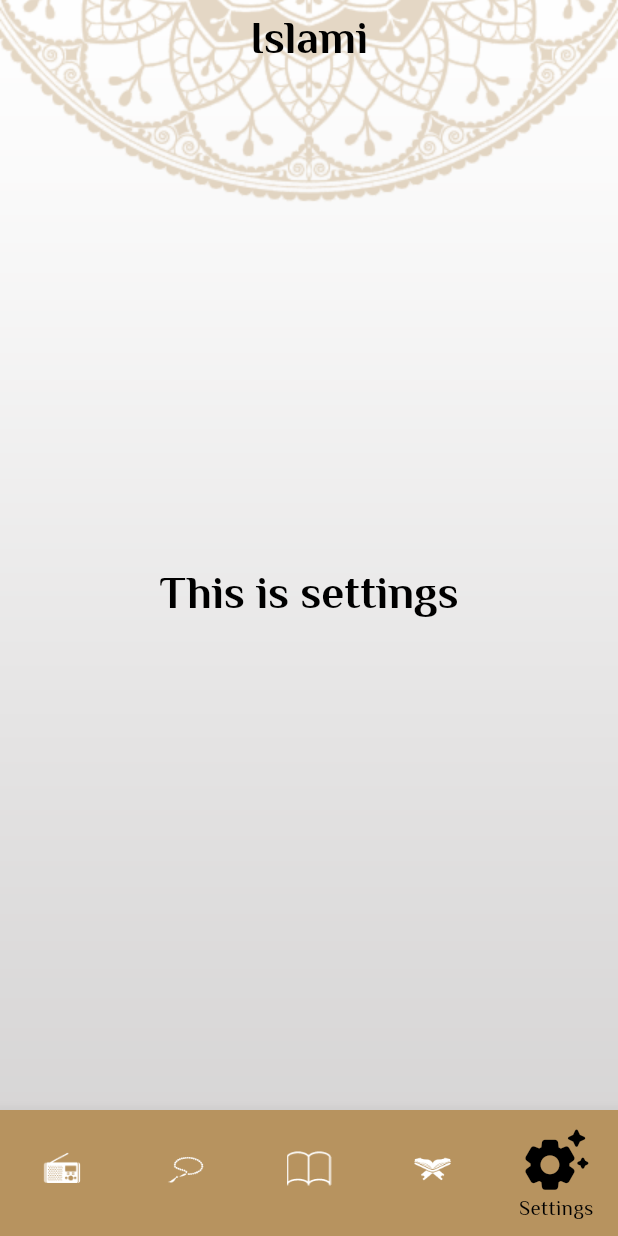
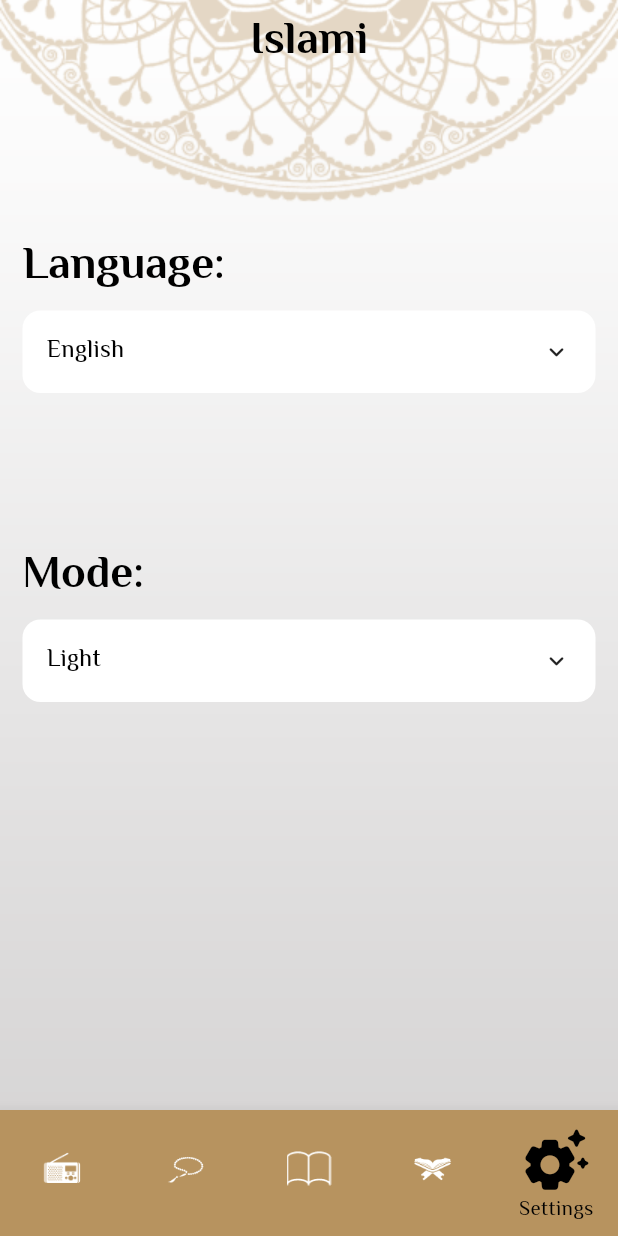
Before and after one commit to motazyusuf/Islami_App, a Flutter app: the screen it shows after launch, item 5 of the bottom bar chosen, on a phone screen of 412 x 824 dp. Run offline on Flutter 3.47's test engine with Material 3 defaults, Android fonts, the phone set to English and light mode, and no system bars; drawn by our look-alikes of animated_custom_dropdown; generated files the repository leaves out were written again.

Commit message:
-Settings view done and localized without state management

```diff
--- a/lib/l10n/app_ar.arb
+++ b/lib/l10n/app_ar.arb
@@ -4,5 +4,11 @@
 "radio": "راديو",
 "tasbeh": "تسبيح",
 "hadeth": "حديث",
-"settings": "اعدادات"
+"settings": "اعدادات",
+"language": "اللغة",
+"mode": "الوضع",
+"dark": "داكن",
+"light": "مضيئ",
+"english": "الانجليزية",
+"arabic": "العربية"
 }
--- a/lib/l10n/app_en.arb
+++ b/lib/l10n/app_en.arb
@@ -4,5 +4,11 @@
 "radio": "Radio",
 "tasbeh": "Tasbeh",
 "hadeth": "Hadeth",
-"settings": "Settings"
+"settings": "Settings",
+"language": "Language",
+"mode": "Mode",
+"dark": "Dark",
+"light": "Light",
+"english": "English",
+"arabic": "Arabic"
 }
--- a/lib/layouts/layout_view.dart
+++ b/lib/layouts/layout_view.dart
@@ -25,6 +25,7 @@ class _LayoutViewState extends State<LayoutView> {
 
   @override
   Widget build(BuildContext context) {
+    var localization = AppLocalizations.of(context);
     return Container(
       decoration: const BoxDecoration(
           image: DecorationImage(
@@ -32,7 +33,7 @@ class _LayoutViewState extends State<LayoutView> {
               image: AssetImage("assets/images/IslamiBackground.png"))),
       child: Scaffold(
         appBar: AppBar(
-            title: Text(AppLocalizations.of(context)!.islami,
+            title: Text(localization!.islami,
                 style: Theme.of(context).textTheme.titleLarge)),
         body: views[selectedIndex],
         bottomNavigationBar: BottomNavigationBar(
@@ -44,19 +45,19 @@ class _LayoutViewState extends State<LayoutView> {
             items: [
               BottomNavigationBarItem(
                   icon: const ImageIcon(AssetImage("assets/icons/radio.png")),
-                  label: AppLocalizations.of(context)!.radio),
+                  label: localization!.radio),
               BottomNavigationBarItem(
                   icon: const ImageIcon(AssetImage("assets/icons/sebha.png")),
-                  label: AppLocalizations.of(context)!.tasbeh),
+                  label: localization!.tasbeh),
               BottomNavigationBarItem(
                   icon: const ImageIcon(AssetImage("assets/icons/hadeth.png")),
-                  label: AppLocalizations.of(context)!.hadeth),
+                  label: localization!.hadeth),
               BottomNavigationBarItem(
                   icon: const ImageIcon(AssetImage("assets/icons/quran.png")),
-                  label: AppLocalizations.of(context)!.quran),
+                  label: localization!.quran),
               BottomNavigationBarItem(
                   icon: const Icon(Icons.settings_suggest_rounded),
-                  label: AppLocalizations.of(context)!.settings)
+                  label: localization!.settings)
             ]),
       ),
     );
--- a/lib/modules/settings/settings_view.dart
+++ b/lib/modules/settings/settings_view.dart
@@ -1,4 +1,6 @@
 import 'package:flutter/material.dart';
+import 'package:flutter_gen/gen_l10n/app_localizations.dart';
+import 'package:islami_app/modules/settings/widgets/settings_component.dart';
 
 class SettingsView extends StatelessWidget {
   static const String routeName = "settings";
@@ -7,11 +9,22 @@ class SettingsView extends StatelessWidget {
 
   @override
   Widget build(BuildContext context) {
-    return Center(
-      child: Text(
-        "This is $routeName",
-        style: Theme.of(context).textTheme.titleLarge,
-      ),
+    var localization = AppLocalizations.of(context);
+    List<String> language = [localization!.english, localization!.arabic];
+    List<String> mode = [localization!.light, localization!.dark];
+    // double width = MediaQuery.sizeOf(context).width;
+
+    return Column(
+      children: [
+        SettingsComponent(
+          options: language,
+          optionsName: localization!.language,
+        ),
+        SettingsComponent(
+          options: mode,
+          optionsName: localization!.mode,
+        )
+      ],
     );
   }
 }
--- /dev/null
+++ b/lib/modules/settings/widgets/settings_component.dart
@@ -0,0 +1,40 @@
+import 'dart:developer';
+
+import 'package:animated_custom_dropdown/custom_dropdown.dart';
+import 'package:flutter/material.dart';
+
+class SettingsComponent extends StatelessWidget {
+  SettingsComponent(
+      {super.key, required this.options, required this.optionsName});
+
+  List<String> options;
+  String optionsName;
+
+  @override
+  Widget build(BuildContext context) {
+    double height = MediaQuery.sizeOf(context).height;
+
+    return Padding(
+      padding: EdgeInsets.only(top: height / 8, left: 15, right: 15),
+      child: Column(
+        crossAxisAlignment: CrossAxisAlignment.start,
+        children: [
+          Text(
+            "$optionsName: ",
+            style: Theme.of(context).textTheme.titleLarge,
+          ),
+          const SizedBox(
+            height: 10,
+          ),
+          CustomDropdown<String>(
+              hintText: 'Select job role',
+              items: options,
+              initialItem: options[0],
+              onChanged: (value) {
+                log('changing value to: $value');
+              })
+        ],
+      ),
+    );
+  }
+}
--- a/pubspec.yaml
+++ b/pubspec.yaml
@@ -38,6 +38,7 @@ dependencies:
   # The following adds the Cupertino Icons font to your application.
   # Use with the CupertinoIcons class for iOS style icons.
   cupertino_icons: ^1.0.6
+  animated_custom_dropdown: ^3.1.1
 
 dev_dependencies:
   flutter_test:
```
Also changed, not shown: pubspec.lock.
